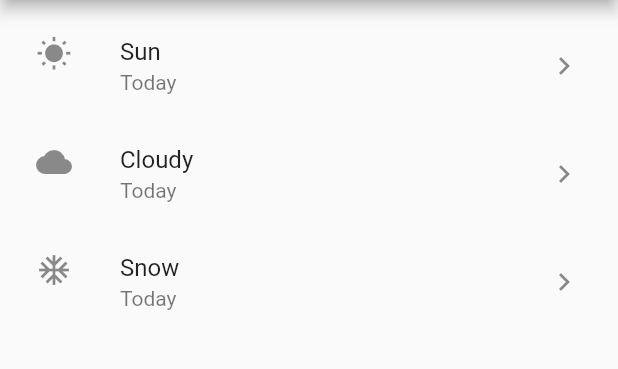
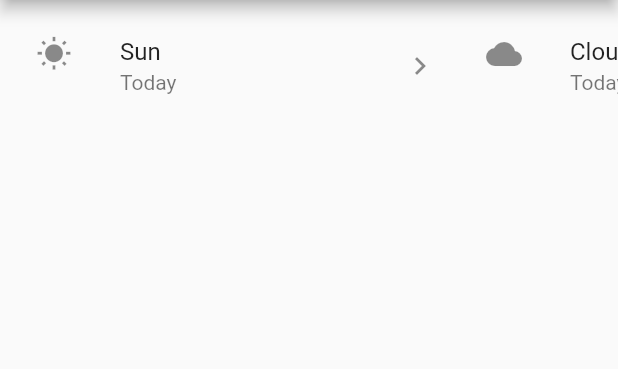
Before and after one commit to Alex-esc1/Flutter_ListView, a Flutter app: the screen it shows after launch, on a phone screen of 412 x 824 dp, the part 84-453 px from its top. Run offline on Flutter 3.47's test engine with Material 2 defaults, Android fonts, the phone set to English and light mode, and no system bars.

Commit message:
Отображение списка по горизонтали

```diff
--- a/lib/main.dart
+++ b/lib/main.dart
@@ -29,8 +29,10 @@ class BodyListView extends StatelessWidget {
 Widget _myListView() {
   return ListView(
     padding: EdgeInsets.all(8.0),
+    scrollDirection: Axis.horizontal,
+    itemExtent: 300,
     // ignore: prefer_const_literals_to_create_immutables
-    children: [
+    children: <Widget>[
       ListTile(
         title: Text('Sun'),
         subtitle: Text('Today'),
```
